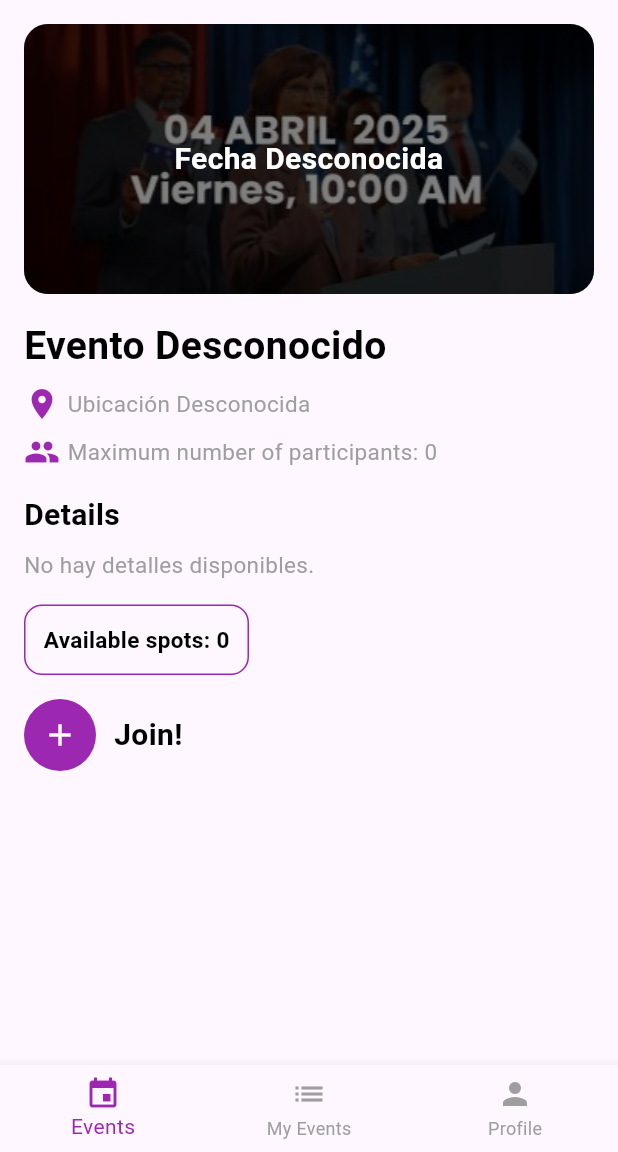
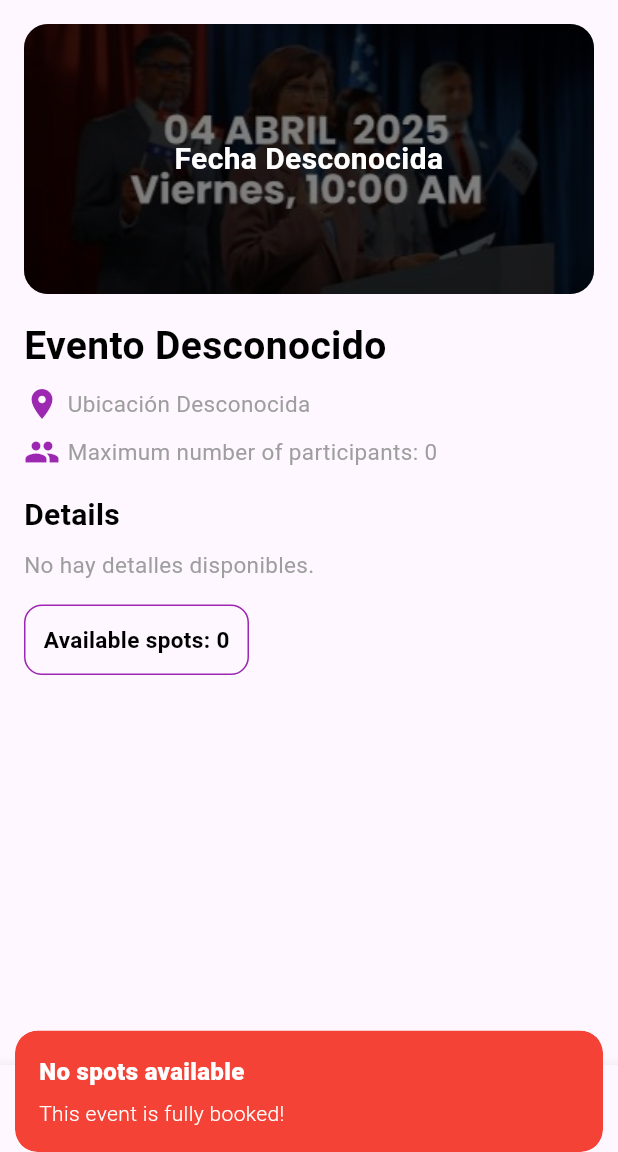
Before and after one commit to ana03ap/f_project1_movil, a Flutter app: the EventDetailsScreen screen opened by its route, on a phone screen of 412 x 824 dp, the part 84-1236 px from its top. Run offline on Flutter 3.47's test engine with Material 3 defaults, Android fonts, the phone set to English and light mode, and no system bars; our stand-ins replace get, google_fonts.

Commit message:
adding details event controller

```diff
--- a/lib/main.dart
+++ b/lib/main.dart
@@ -1,12 +1,5 @@
 import 'package:f_project_1/core/constants/app_routes.dart';
 import 'package:f_project_1/presentation/controllers/bottom_nav_controller.dart';
-import 'package:f_project_1/presentation/pages/details_screen.dart';
-import 'package:f_project_1/presentation/pages/feedback_screen.dart';
-import 'package:f_project_1/presentation/pages/my_events.dart';
-import 'package:f_project_1/presentation/pages/profile.dart';
-import 'package:f_project_1/presentation/pages/startpage.dart';
-import 'package:f_project_1/presentation/pages/home_screen.dart';
-
 import 'package:flutter/material.dart';
 import 'package:get/get.dart';
 import 'package:google_fonts/google_fonts.dart';
@@ -27,8 +20,8 @@ class MyApp extends StatelessWidget {
         textTheme: GoogleFonts.leagueSpartanTextTheme(),
       ),
       debugShowCheckedModeBanner: false,
-       initialRoute: AppRoutes.home,  // ✅ Inicia en la ruta definida en AppRoutes
-      getPages: AppRoutes.routes,   // empieza por el homescreen tonc
+       initialRoute: AppRoutes.home,  // inicia en home
+      getPages: AppRoutes.routes,   // se trae las rutas de core/constants
 
     );
   }
--- /dev/null
+++ b/lib/presentation/controllers/event_controller.dart
@@ -0,0 +1,32 @@
+import 'package:flutter/material.dart';
+import 'package:get/get.dart';
+
+class EventController extends GetxController {
+  var isJoined = false.obs;
+  var availableSpots = 0.obs;
+
+  void initialize(int spots) {
+    availableSpots.value = spots;
+    isJoined.value = false;
+  }
+
+  void toggleJoin() {
+    if (!isJoined.value && availableSpots.value > 0) {
+      isJoined.value = true;
+      availableSpots.value -= 1;
+    } else if (isJoined.value) {
+      isJoined.value = false;
+      availableSpots.value += 1;
+    }
+
+    if (availableSpots.value == 0 && !isJoined.value) {
+      Get.snackbar(
+        'No More Spots',
+        'No spots available for this event.',
+        snackPosition: SnackPosition.BOTTOM,
+        backgroundColor: Colors.red,
+        colorText: Colors.white,
+      );
+    }
+  }
+}
--- a/lib/presentation/pages/details_screen.dart
+++ b/lib/presentation/pages/details_screen.dart
@@ -1,3 +1,4 @@
+import 'package:f_project_1/presentation/controllers/event_controller.dart';
 import 'package:flutter/material.dart';
 import 'package:get/get.dart';
 import '../../core/constants/app_colors.dart';
@@ -8,12 +9,14 @@ import '../controllers/bottom_nav_controller.dart';
 
 class EventDetailsScreen extends StatelessWidget {
   final BottomNavController bottomNavController = Get.find();
-
+  final EventController eventController =
+      Get.put(EventController()); // aqui lo registro localmente
   EventDetailsScreen({Key? key}) : super(key: key);
 
   @override
   Widget build(BuildContext context) {
-    final Map<String, dynamic> eventDetails = Get.arguments ?? {
+    final Map<String, dynamic> eventDetails = Get.arguments ??
+        {
           "title": "Evento Desconocido",
           "location": "Ubicación Desconocida",
           "participants": 0,
@@ -22,6 +25,8 @@ class EventDetailsScreen extends StatelessWidget {
           "date": "Fecha Desconocida",
         };
 
+    eventController.initialize(eventDetails[
+        "availableSpots"]); // inicialzo con el parametro que me pasaron
     return Scaffold(
       appBar: AppBar(
         title: const Text('TuBoleta'),
@@ -92,7 +97,9 @@ class EventDetailsScreen extends StatelessWidget {
               children: [
                 const Icon(Icons.people, color: AppColors.primary),
                 const SizedBox(width: 5),
-                Text('Maximum number of participants: ${eventDetails["participants"]}', style: AppStyles.normal),
+                Text(
+                    'Maximum number of participants: ${eventDetails["participants"]}',
+                    style: AppStyles.normal),
               ],
             ),
             const SizedBox(height: 16),
@@ -100,31 +107,63 @@ class EventDetailsScreen extends StatelessWidget {
             const SizedBox(height: 8),
             Text(eventDetails["details"], style: AppStyles.normal),
             const SizedBox(height: 16),
-            Container(
+            Obx(() => Container(
                   padding: const EdgeInsets.all(12),
                   decoration: BoxDecoration(
                     border: Border.all(color: AppColors.buttonBorder),
                     borderRadius: BorderRadius.circular(12),
                   ),
-              child: Text('Available spots: ${eventDetails["availableSpots"]}', style: AppStyles.bold),
+                  child: Text(
+                    'Available spots: ${eventController.availableSpots.value}',
+                    style: AppStyles.bold,
                   ),
+                )),
             const SizedBox(height: 16),
-            Row(
+
+            //Si no hay spots disponibles, muestra un snackbar y no renderiza el botón
+            Obx(() {
+              if (eventController.availableSpots.value == 0) {
+                Future.delayed(Duration.zero, () {
+                  Get.snackbar(
+                    'No spots available',
+                    'This event is fully booked!',
+                    backgroundColor: Colors.red,
+                    colorText: Colors.white,
+                    snackPosition: SnackPosition.BOTTOM,
+                  );
+                });
+
+                return const SizedBox
+                    .shrink(); // Retorna un widget vacío (no muestra el botón)
+              }
+
+              return Row(
                 children: [
                   Container(
-                  decoration: const BoxDecoration(
+                    decoration: BoxDecoration(
                       shape: BoxShape.circle,
-                    color: AppColors.primary,
+                      color: eventController.isJoined.value
+                          ? Colors.red
+                          : AppColors.primary,
                     ),
                     child: IconButton(
-                    icon: const Icon(Icons.add, color: Colors.white),
-                    onPressed: () {},
+                      icon: Icon(
+                        eventController.isJoined.value
+                            ? Icons.remove
+                            : Icons.add,
+                        color: Colors.white,
+                      ),
+                      onPressed: eventController.toggleJoin,
                     ),
                   ),
                   const SizedBox(width: 12),
-                const Text('Join!', style: AppStyles.subtitle),
+                  Text(
+                    eventController.isJoined.value ? 'Unjoin' : 'Join!',
+                    style: AppStyles.subtitle,
+                  ),
                 ],
-            ),
+              );
+            }),
           ],
         ),
       ),
```
Lines whose indentation alone changed are shown as unchanged.
